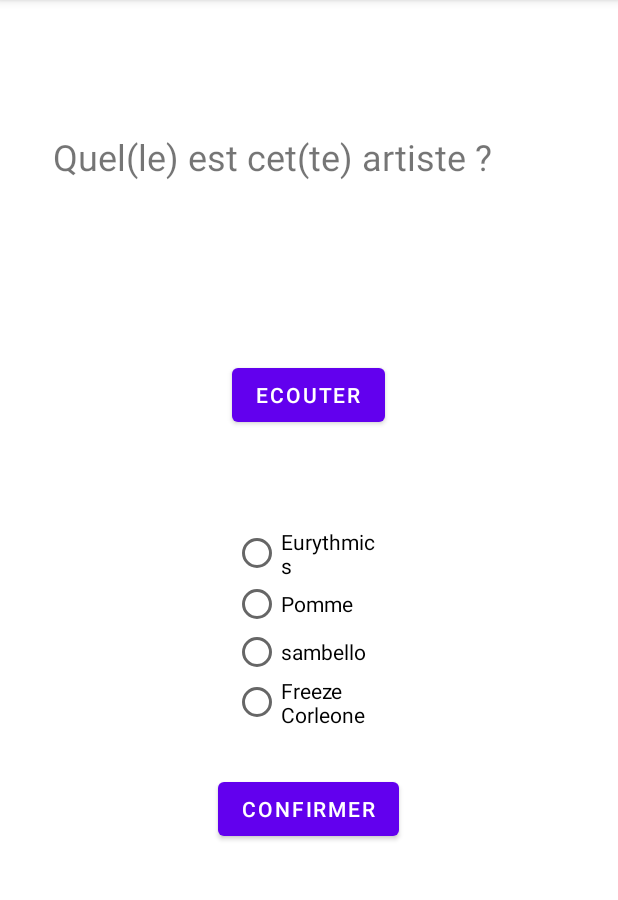
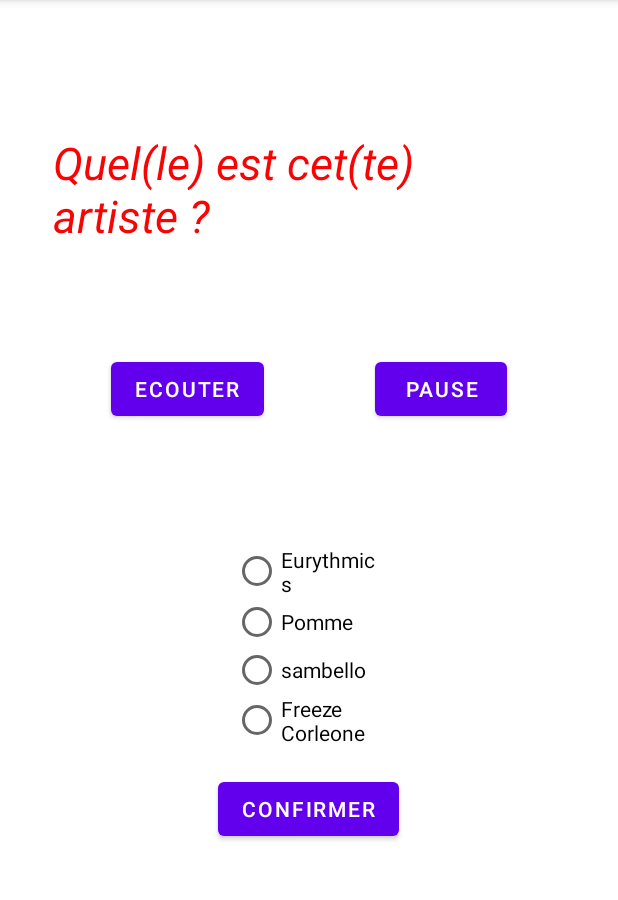
Before and after one commit to coding-factory-classrooms/android-l2-flashcards-groupe-3-blindtest-musical, an Android app: the BlindTestActivity screen opened directly, with no data from a screen before it, on a phone screen of 412 x 824 dp, the part 84-984 px from its top. Run offline under Robolectric (Android 15) with nearby library versions, the phone set to English and light mode, and no system bars.

Commit message:
Merged with Pierre's music player (test to refactor)

```diff
--- a/app/build.gradle
+++ b/app/build.gradle
@@ -36,4 +36,5 @@ dependencies {
     testImplementation 'junit:junit:4.+'
     androidTestImplementation 'androidx.test.ext:junit:1.1.1'
     androidTestImplementation 'androidx.test.espresso:espresso-core:3.2.0'
+    implementation 'androidx.core:core:1.3.0'
 }
--- a/app/src/main/java/com/rosstail/blindtest/BlindTestActivity.java
+++ b/app/src/main/java/com/rosstail/blindtest/BlindTestActivity.java
@@ -5,8 +5,10 @@ import androidx.appcompat.app.AppCompatActivity;
 import android.annotation.SuppressLint;
 import android.content.Context;
 import android.content.Intent;
+import android.media.MediaPlayer;
 import android.os.Bundle;
 import android.util.Log;
+import android.view.View;
 import android.widget.Button;
 import android.widget.RadioButton;
 import android.widget.RadioGroup;
@@ -22,23 +24,45 @@ import java.io.InputStream;
 import java.io.InputStreamReader;
 import java.util.ArrayList;
 
-public class BlindTestActivity extends AppCompatActivity {
+public class BlindTestActivity extends AppCompatActivity implements View.OnClickListener {
 
+    MediaPlayer mp;
 
     @Override
     protected void onCreate(Bundle savedInstanceState) {
         super.onCreate(savedInstanceState);
         setContentView(R.layout.activity_blind_test);
 
+        findViewById(R.id.playerButton).setOnClickListener(this);
+        findViewById(R.id.stopButton).setOnClickListener(this);
+
         RadioGroup group = findViewById(R.id.radioGroup);
         JSONObject obj = readData();
         if (obj == null) {
+            finish();
             return;
         }
         JSONObject question = getRandomTitle(obj);
         if (question == null) {
+            finish();
             return;
         }
+
+        // Create Media Player //
+
+        String fileName = null;
+        try {
+            fileName = question.get("mp3").toString();
+        } catch (JSONException e) {
+            e.printStackTrace();
+        }
+        Log.e("player activity", fileName);
+        //int fileId = this.getResources().getIdentifier("mj_thriller.mp3", "raw", this.getPackageName());
+
+        createPlayer("mj_thriller");
+
+        // ------------------- //
+
         Log.i("Question", question.toString());
         addAnswers(obj, group, question, 4);
         try {
@@ -53,7 +77,7 @@ public class BlindTestActivity extends AppCompatActivity {
         Button confirmButton = findViewById(R.id.confirmButton);
         confirmButton.setOnClickListener(v -> {
             int checkedID = group.getCheckedRadioButtonId();
-            if ( checkedID != -1) {
+            if (checkedID != -1) {
                 RadioButton radioButton = (RadioButton) findViewById(checkedID);
                 TextView label = findViewById(R.id.responseTextView);
                 if (radioButton.getText().toString().equalsIgnoreCase(artist)) {
@@ -62,8 +86,6 @@ public class BlindTestActivity extends AppCompatActivity {
                     label.setText("Too bad ! The correct answer is " + artist);
                 }
                 setNextToConfirm(confirmButton);
-            } else {
-                Log.e("Unchecked", "Not checked");
             }
         });
     }
@@ -157,4 +179,25 @@ public class BlindTestActivity extends AppCompatActivity {
     private int getRandomNumber(int min, int max) {
         return (int) ((Math.random() * (max - min)) + min);
     }
+
+    public void createPlayer(String fileName){
+        int fileId = getResources().getIdentifier(fileName, "raw", getPackageName());
+        Log.e("blindactivity", fileId+"");
+        mp = MediaPlayer.create(this, fileId);
+        //mp.start();
+    }
+
+    @Override
+    public void onClick(View v) {
+        switch (v.getId()){
+            case R.id.playerButton :
+                Log.e("blindactivity", "play test");
+                mp.start();
+                break;
+            case R.id.stopButton :
+                Log.e("blindactivity", "stop test");
+                mp.pause();
+                break;
+        }
+    }
 }
--- a/app/src/main/res/layout/activity_blind_test.xml
+++ b/app/src/main/res/layout/activity_blind_test.xml
@@ -6,13 +6,26 @@
     android:layout_height="match_parent"
     tools:context=".BlindTestActivity">
 
+    <Button
+        android:id="@+id/stopButton"
+        android:layout_width="wrap_content"
+        android:layout_height="wrap_content"
+        android:text="Pause"
+        app:layout_constraintEnd_toEndOf="parent"
+        app:layout_constraintHorizontal_bias="0.5"
+        app:layout_constraintStart_toEndOf="@+id/playerButton"
+        app:layout_constraintTop_toTopOf="@+id/playerButton" />
+
     <TextView
         android:id="@+id/textView"
         android:layout_width="340dp"
         android:layout_height="103dp"
         android:layout_marginTop="88dp"
+        android:fontFamily="sans-serif"
         android:text="Quel(le) est cet(te) artiste ?"
-        android:textSize="24sp"
+        android:textColor="#F80404"
+        android:textSize="30sp"
+        android:textStyle="italic"
         app:layout_constraintEnd_toEndOf="parent"
         app:layout_constraintHorizontal_bias="0.492"
         app:layout_constraintStart_toStartOf="parent"
@@ -33,21 +46,23 @@
         android:id="@+id/playerButton"
         android:layout_width="wrap_content"
         android:layout_height="wrap_content"
-        android:layout_marginTop="48dp"
+        android:layout_marginTop="44dp"
         android:text="Ecouter"
-        app:layout_constraintEnd_toEndOf="@+id/textView"
-        app:layout_constraintHorizontal_bias="0.502"
-        app:layout_constraintStart_toStartOf="@+id/textView"
+        app:layout_constraintEnd_toStartOf="@+id/stopButton"
+        app:layout_constraintHorizontal_bias="0.5"
+        app:layout_constraintStart_toStartOf="parent"
         app:layout_constraintTop_toBottomOf="@+id/textView" />
 
     <RadioGroup
         android:id="@+id/radioGroup"
         android:layout_width="100dp"
         android:layout_height="wrap_content"
-        android:layout_marginTop="160dp"
+        android:layout_marginTop="172dp"
         app:layout_constraintEnd_toEndOf="@+id/textView"
         app:layout_constraintStart_toStartOf="@+id/textView"
-        app:layout_constraintTop_toBottomOf="@+id/textView" />
+        app:layout_constraintTop_toBottomOf="@+id/textView">
+
+    </RadioGroup>
 
     <TextView
         android:id="@+id/responseTextView"
@@ -58,7 +73,7 @@
         app:layout_constraintEnd_toEndOf="@+id/textView"
         app:layout_constraintHorizontal_bias="0.502"
         app:layout_constraintStart_toStartOf="@+id/textView"
-        tools:text="Please select an answer" />
+        tools:text="Veuillez sélectionner une réponse" />
 
     <Button
         android:id="@+id/confirmButton"
```
